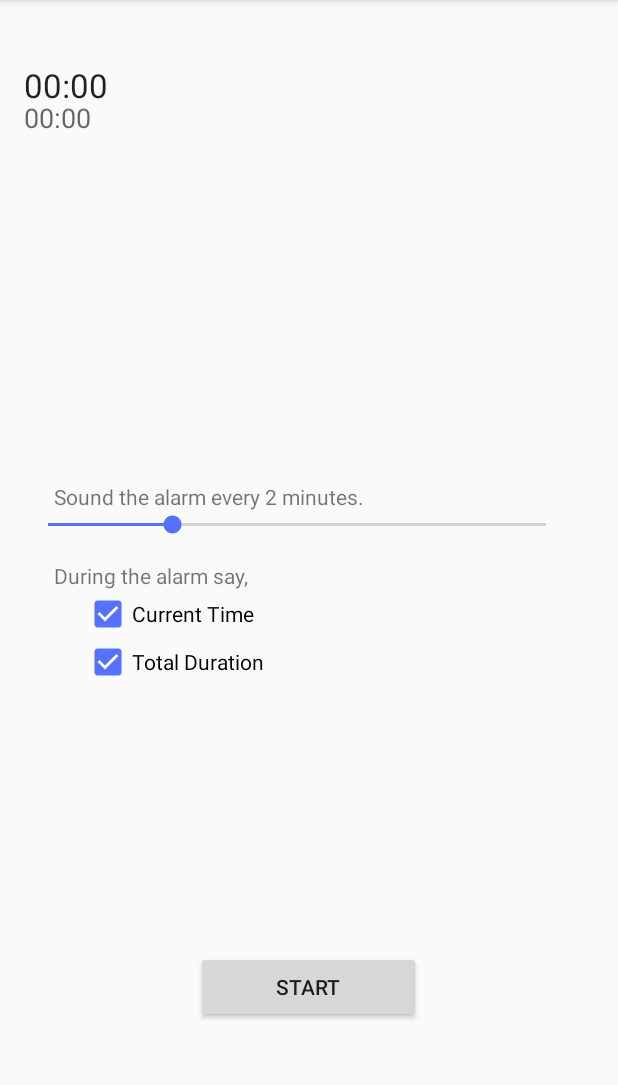
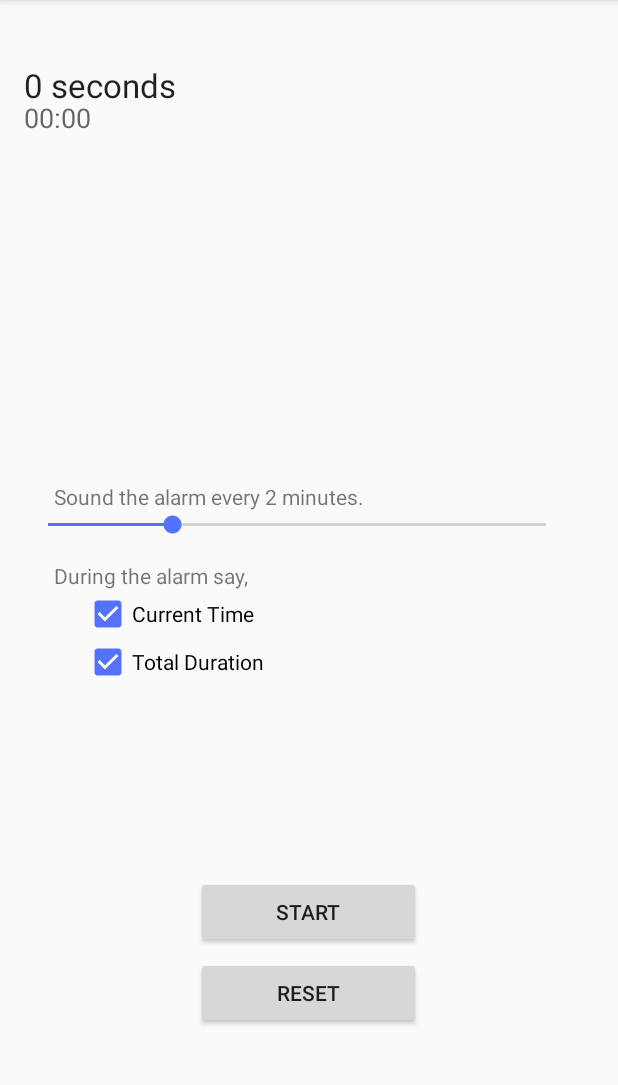
Before and after one commit to pizzaisdavid/TellMeTimer, an Android app: the screen it shows after launch (MainActivity), on a phone screen of 412 x 824 dp, the part 84-1169 px from its top. Run offline under Robolectric (Android 15) with nearby library versions, the phone set to English and light mode, and no system bars.

Commit message:
added reset

```diff
--- a/app/src/main/java/com/example/user1/tellmetimer/StopWatch.java
+++ b/app/src/main/java/com/example/user1/tellmetimer/StopWatch.java
@@ -32,4 +32,8 @@ public class StopWatch {
   public void pause() {
     this.task.pause();
   }
+
+  public void reset() {
+    this.task.reset();
+  }
 }
--- a/app/src/main/res/layout/content_main.xml
+++ b/app/src/main/res/layout/content_main.xml
@@ -18,7 +18,7 @@
         android:layout_width="wrap_content"
         android:layout_height="wrap_content"
         android:textAppearance="?android:attr/textAppearanceLarge"
-        android:text="00:00"
+        android:text="0 seconds"
         android:id="@+id/total_time"
         android:layout_alignParentTop="true"
         android:layout_alignParentLeft="true"
@@ -43,10 +43,22 @@
         android:layout_height="wrap_content"
         android:text="Start"
         android:id="@+id/start_button"
-        android:layout_marginBottom="70dp"
+        android:layout_marginBottom="120dp"
         android:width="150dp"
-        android:layout_alignBottom="@+id/include"
+        android:layout_alignParentBottom="true"
         android:layout_centerHorizontal="true"/>
+
+    <Button
+        android:layout_width="wrap_content"
+        android:layout_height="wrap_content"
+        android:text="Reset"
+        android:id="@+id/reset_button"
+        android:layout_alignTop="@+id/start_button"
+        android:layout_alignLeft="@+id/start_button"
+        android:layout_alignStart="@+id/start_button"
+        android:layout_marginTop="54dp"
+        android:layout_alignRight="@+id/start_button"
+        android:layout_alignEnd="@+id/start_button"/>
 
 
 </RelativeLayout>
```
